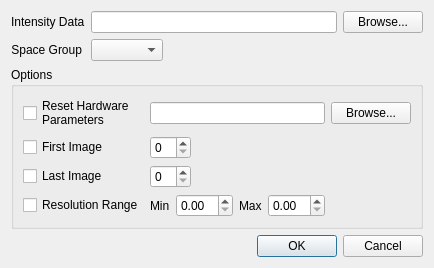
Before: the Qt Designer form MIExpert/mi_integrate.ui in mifit/mifit, drawn with Qt 5.
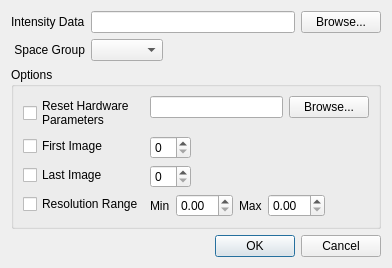
After: the same form once the commit is applied.

Commit message: Fully convert mi_integrate_ui.py

Patch:
```diff
--- a/MIExpert/mi_integrate.ui
+++ b/MIExpert/mi_integrate.ui
@@ -6,14 +6,14 @@
    <rect>
     <x>0</x>
     <y>0</y>
-    <width>432</width>
+    <width>392</width>
     <height>256</height>
    </rect>
   </property>
   <property name="windowTitle">
    <string>Integrate with d*TREK</string>
   </property>
-  <layout class="QFormLayout" name="formLayout">
+  <layout class="QGridLayout" name="gridLayout">
    <item row="0" column="0">
     <widget class="QLabel" name="label_4">
      <property name="text">
@@ -70,8 +70,8 @@
      <property name="title">
       <string>Options</string>
      </property>
-     <layout class="QGridLayout" name="gridLayout_2">
-      <item row="1" column="0">
+     <layout class="QFormLayout" name="formLayout_2">
+      <item row="0" column="0">
        <widget class="QCheckBox" name="resetHardwareParametersCheckBox">
         <property name="text">
          <string>Reset Hardware
@@ -79,24 +79,28 @@
         </property>
        </widget>
       </item>
-      <item row="1" column="1">
+      <item row="0" column="1">
+       <layout class="QHBoxLayout" name="horizontalLayout_6">
+        <item>
        <widget class="QLineEdit" name="hardwareParametersLineEdit"/>
       </item>
-      <item row="1" column="2">
+        <item>
        <widget class="QPushButton" name="hardwareParametersPushButton">
         <property name="text">
          <string>Browse...</string>
         </property>
        </widget>
       </item>
-      <item row="2" column="0">
+       </layout>
+      </item>
+      <item row="1" column="0">
        <widget class="QCheckBox" name="firstImageCheckBox">
         <property name="text">
          <string>First Image</string>
         </property>
        </widget>
       </item>
-      <item row="2" column="1">
+      <item row="1" column="1">
        <layout class="QHBoxLayout" name="horizontalLayout_3">
         <item>
          <widget class="QSpinBox" name="firstImageSpinBox"/>
@@ -116,14 +120,14 @@
         </item>
        </layout>
       </item>
-      <item row="3" column="0">
+      <item row="2" column="0">
        <widget class="QCheckBox" name="lastImageCheckBox">
         <property name="text">
          <string>Last Image</string>
         </property>
        </widget>
       </item>
-      <item row="3" column="1">
+      <item row="2" column="1">
        <layout class="QHBoxLayout" name="horizontalLayout_4">
         <item>
          <widget class="QSpinBox" name="lastImageSpinBox"/>
@@ -143,14 +147,14 @@
         </item>
        </layout>
       </item>
-      <item row="4" column="0">
+      <item row="3" column="0">
        <widget class="QCheckBox" name="resolutionRangeCheckBox">
         <property name="text">
          <string>Resolution Range</string>
         </property>
        </widget>
       </item>
-      <item row="4" column="1">
+      <item row="3" column="1">
        <layout class="QHBoxLayout" name="horizontalLayout_2">
         <item>
          <widget class="QLabel" name="label_2">
```
Lines whose indentation alone changed are shown as unchanged. The commit also changes 3 other files.
